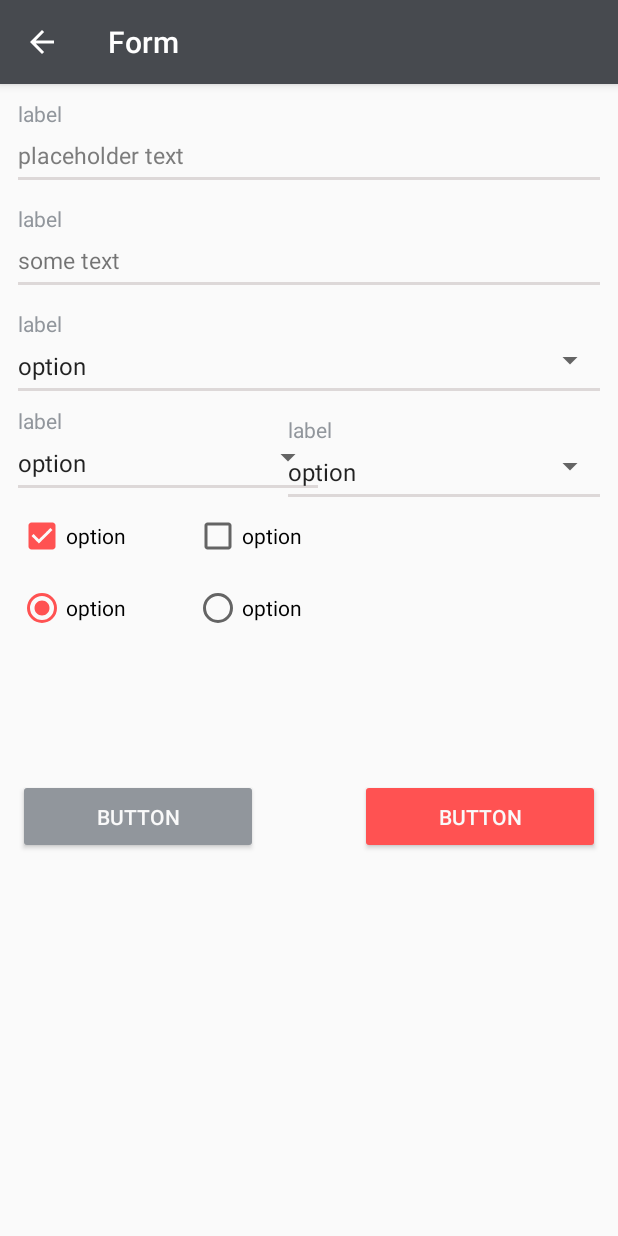
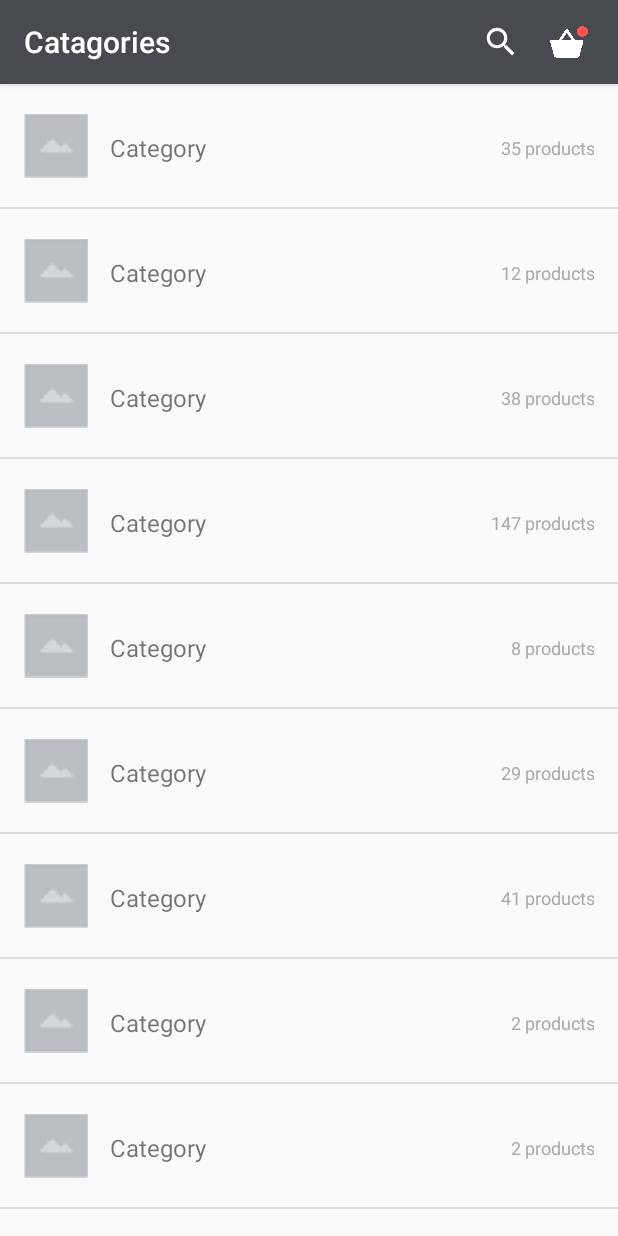
Before and after one commit to mustafakuloglu/ecommerce, an Android app: the screen it shows after launch (Activity15 before the commit, Category after it), on a phone screen of 412 x 824 dp. Run offline under Robolectric (Android 15) with nearby library versions, the phone set to English and light mode, and no system bars; libraries missing offline, so code that uses them is left out: com.mikepenz.materialdrawer; 8 statements that could not run were skipped.

Commit message:
CatagoryActivitynin divider düzeltildi.(Activity I tamamlandı.)

```diff
--- a/app/build.gradle
+++ b/app/build.gradle
@@ -28,5 +28,6 @@ dependencies {
         transitive = true
         compile 'com.android.support:recyclerview-v7:21.0.+'
         compile 'com.android.support:cardview-v7:21.0.2'
+        compile 'com.android.support:recyclerview-v7:23.1.1'
     }
 }
--- a/app/src/main/AndroidManifest.xml
+++ b/app/src/main/AndroidManifest.xml
@@ -8,7 +8,7 @@
         android:label="@string/app_name"
         android:supportsRtl="true"
         android:theme="@style/Theme.AppCompat.Light.NoActionBar">
-        <activity android:name=".activities.Activity15">
+        <activity android:name=".activities.Category">
             <intent-filter>
                 <action android:name="android.intent.action.MAIN" />
 
--- a/app/src/main/java/gm/com/ecommerce/activities/Category.java
+++ b/app/src/main/java/gm/com/ecommerce/activities/Category.java
@@ -11,40 +11,45 @@ import java.util.ArrayList;
 import java.util.List;
 
 import gm.com.ecommerce.R;
+import gm.com.ecommerce.adapters.MoviesAdapter;
+import gm.com.ecommerce.models.Movie;
+import gm.com.ecommerce.utils.DividerItemDecoration;
 
 public class Category extends AppCompatActivity {
     private RecyclerView recyclerView;
-    private List<Person> personList;
+    private List<Movie> movieList;
+    private MoviesAdapter mAdapter;
     @Override
     protected void onCreate(Bundle savedInstanceState) {
         super.onCreate(savedInstanceState);
         setContentView(R.layout.activity_category);
         TabActivity tabActivity = new TabActivity();
-        tabActivity.drawerCreate(this,"Catagory");
+        tabActivity.drawerCreate(this,"Catagories");
+        mAdapter=new MoviesAdapter(movieList);
+        recyclerView =(RecyclerView)findViewById(R.id.recycler_view);
+        LinearLayoutManager layoutManager=new LinearLayoutManager(getApplicationContext());
+        recyclerView.setLayoutManager(layoutManager);
+        recyclerView.setItemAnimator(new DefaultItemAnimator());
+        recyclerView.setAdapter(mAdapter);
 
-        recyclerView =(RecyclerView)findViewById(R.id.recycler_view);
-        LinearLayoutManager layoutManager=new LinearLayoutManager(this);
-        layoutManager.scrollToPosition(0);
-        recyclerView.setLayoutManager(layoutManager);
-        personList=new ArrayList<Person>();
-        personList.add(new Person("Category","35 products",R.drawable.cloud));
-        personList.add(new Person("Category","12 products",R.drawable.cloud));
-        personList.add(new Person("Category","38 products",R.drawable.cloud));
-        personList.add(new Person("Category","147 products",R.drawable.cloud));
-        personList.add(new Person("Category","8 products",R.drawable.cloud));
-        personList.add(new Person("Category","29 products",R.drawable.cloud));
-        personList.add(new Person("Category","41 products",R.drawable.cloud));
-        personList.add(new Person("Category","2 products",R.drawable.cloud));
-        personList.add(new Person("Category","2 products",R.drawable.cloud));
+        movieList =new ArrayList<Movie>();
+        movieList.add(new Movie("Category","35 products",R.drawable.cloud));
+        movieList.add(new Movie("Category","12 products",R.drawable.cloud));
+        movieList.add(new Movie("Category","38 products",R.drawable.cloud));
+        movieList.add(new Movie("Category","147 products",R.drawable.cloud));
+        movieList.add(new Movie("Category","8 products",R.drawable.cloud));
+        movieList.add(new Movie("Category","29 products",R.drawable.cloud));
+        movieList.add(new Movie("Category","41 products",R.drawable.cloud));
+        movieList.add(new Movie("Category","2 products",R.drawable.cloud));
+        movieList.add(new Movie("Category","2 products",R.drawable.cloud));
 
-        SimpleRecyclerAdapter adapter_items = new SimpleRecyclerAdapter(personList);
+        MoviesAdapter adapter_items = new MoviesAdapter(movieList);
 
         recyclerView.setHasFixedSize(true);
-
+        recyclerView.addItemDecoration(new DividerItemDecoration(this, LinearLayoutManager.VERTICAL));
+        recyclerView.setAdapter(mAdapter);
         recyclerView.setAdapter(adapter_items);
-
         recyclerView.setItemAnimator(new DefaultItemAnimator());
-
 
         recyclerView.addOnItemTouchListener(new RecyclerView.OnItemTouchListener() {
 
--- /dev/null
+++ b/app/src/main/java/gm/com/ecommerce/adapters/MoviesAdapter.java
@@ -0,0 +1,65 @@
+package gm.com.ecommerce.adapters;
+
+import android.support.v7.widget.RecyclerView;
+import android.view.LayoutInflater;
+import android.view.View;
+import android.view.ViewGroup;
+import android.widget.ImageView;
+import android.widget.TextView;
+
+import java.util.List;
+
+import gm.com.ecommerce.R;
+import gm.com.ecommerce.models.Movie;
+
+public class MoviesAdapter extends RecyclerView.Adapter<MoviesAdapter.ViewHolder> {
+
+    public static class ViewHolder extends RecyclerView.ViewHolder {
+
+        public TextView person_name;
+        public TextView person_age;
+        public ImageView person_img;
+
+
+
+        public ViewHolder(View view) {
+            super(view);
+            person_name = (TextView)view.findViewById(R.id.person_name);
+            person_age = (TextView)view.findViewById(R.id.person_age);
+            person_img = (ImageView)view.findViewById(R.id.person_photo);
+
+        }
+    }
+
+    List<Movie> list_movie;
+    public MoviesAdapter(List<Movie> list_movie) {
+
+        this.list_movie = list_movie;
+    }
+
+
+    @Override
+    public MoviesAdapter.ViewHolder onCreateViewHolder(ViewGroup parent, int viewType) {
+
+        View v = LayoutInflater.from(parent.getContext()).inflate(R.layout.recycle_list, parent, false);
+
+        return new ViewHolder(v);
+    }
+
+
+    @Override
+    public void onBindViewHolder(ViewHolder holder, int position) {
+        Movie movie = list_movie.get(position);
+        holder.person_name.setText(movie.getName());
+        holder.person_age.setText(movie.getProducts());
+        holder.person_img.setImageResource(movie.getPhoto_id());
+
+    }
+
+    @Override
+    public int getItemCount() {
+        return list_movie.size();
+    }
+
+
+}
--- a/app/src/main/java/gm/com/ecommerce/activities/Person.java
+++ b/app/src/main/java/gm/com/ecommerce/models/Movie.java
@@ -1,15 +1,15 @@
-package gm.com.ecommerce.activities;
+package gm.com.ecommerce.models;
 
 import java.util.List;
 
 /**
  * Created by Comert on 29.07.2016.
  */
-public class Person {
+public class Movie {
     private String name;
     private String products;
     private int photo_id;
-    public List<Person> person_list;
+    public List<Movie> movie_list;
 
     public String getName() {
         return name;
@@ -22,13 +22,13 @@ public class Person {
         return photo_id;
     }
 
-    public Person(String name,String products,int photo_id)
+    public Movie(String name, String products, int photo_id)
     {
         this.name=name;
         this.products=products;
         this.photo_id=photo_id;
     }
-public Person()
+public Movie()
 {
 
 }
--- /dev/null
+++ b/app/src/main/java/gm/com/ecommerce/utils/DividerItemDecoration.java
@@ -0,0 +1,90 @@
+package gm.com.ecommerce.utils;
+
+import android.content.Context;
+import android.content.res.TypedArray;
+import android.graphics.Canvas;
+import android.graphics.Rect;
+import android.graphics.drawable.Drawable;
+import android.support.v7.widget.LinearLayoutManager;
+import android.support.v7.widget.RecyclerView;
+import android.view.View;
+
+/**
+ * Created by Comert on 30.07.2016.
+ */
+public class DividerItemDecoration extends RecyclerView.ItemDecoration {
+
+    private static final int [] line = new int []
+            {
+                    android.R.attr.listDivider
+            };
+    public static final int VERTICAL_LIST= LinearLayoutManager.VERTICAL;
+    public static final int HORIZONTAL_LIST=LinearLayoutManager.HORIZONTAL;
+    private Drawable mDivider;
+
+    private int mOrientation;
+
+    public DividerItemDecoration(Context context, int orientation) {
+        final TypedArray a = context.obtainStyledAttributes(line);
+        mDivider = a.getDrawable(0);
+        a.recycle();
+        setOrientation(orientation);
+    }
+
+    public void setOrientation(int orientation) {
+        if (orientation != HORIZONTAL_LIST && orientation != VERTICAL_LIST) {
+            throw new IllegalArgumentException("invalid orientation");
+        }
+        mOrientation = orientation;
+    }
+
+    @Override
+    public void onDrawOver(Canvas c, RecyclerView parent, RecyclerView.State state) {
+        if (mOrientation == VERTICAL_LIST) {
+            drawVertical(c, parent);
+        } else {
+            drawHorizontal(c, parent);
+        }
+    }
+
+    public void drawVertical(Canvas c, RecyclerView parent) {
+        final int left = parent.getPaddingLeft();
+        final int right = parent.getWidth() - parent.getPaddingRight();
+
+        final int childCount = parent.getChildCount();
+        for (int i = 0; i < childCount; i++) {
+            final View child = parent.getChildAt(i);
+            final RecyclerView.LayoutParams params = (RecyclerView.LayoutParams) child
+                    .getLayoutParams();
+            final int top = child.getBottom() + params.bottomMargin;
+            final int bottom = top + mDivider.getIntrinsicHeight();
+            mDivider.setBounds(left, top, right, bottom);
+            mDivider.draw(c);
+        }
+    }
+
+    public void drawHorizontal(Canvas c, RecyclerView parent) {
+        final int top = parent.getPaddingTop();
+        final int bottom = parent.getHeight() - parent.getPaddingBottom();
+
+        final int childCount = parent.getChildCount();
+        for (int i = 0; i < childCount; i++) {
+            final View child = parent.getChildAt(i);
+            final RecyclerView.LayoutParams params = (RecyclerView.LayoutParams) child
+                    .getLayoutParams();
+            final int left = child.getRight() + params.rightMargin;
+            final int right = left + mDivider.getIntrinsicHeight();
+            mDivider.setBounds(left, top, right, bottom);
+            mDivider.draw(c);
+        }
+    }
+
+    @Override
+    public void getItemOffsets(Rect outRect, View view, RecyclerView parent, RecyclerView.State state) {
+        if (mOrientation == VERTICAL_LIST) {
+            outRect.set(0, 0, 0, mDivider.getIntrinsicHeight());
+        } else {
+            outRect.set(0, 0, mDivider.getIntrinsicWidth(), 0);
+        }
+    }
+}
```
Also changed, not shown: app/src/main/java/gm/com/ecommerce/activities/SimpleRecyclerAdapter.java (deleted, +0 -75 lines), app/src/main/res/layout/recycle_list.xml (renamed from app/src/main/res/layout/card_view_layout.xml, +0 -9 lines).
